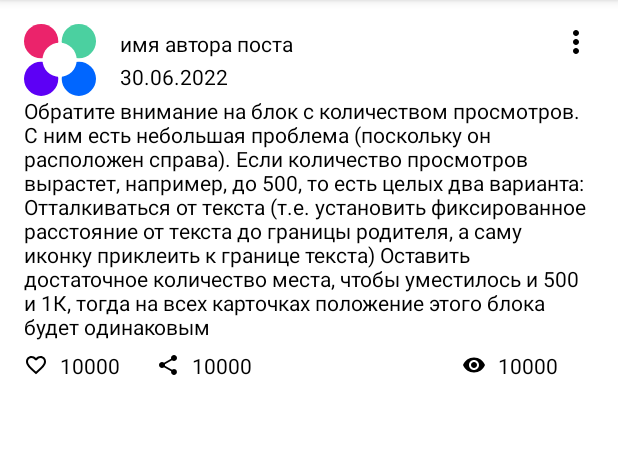
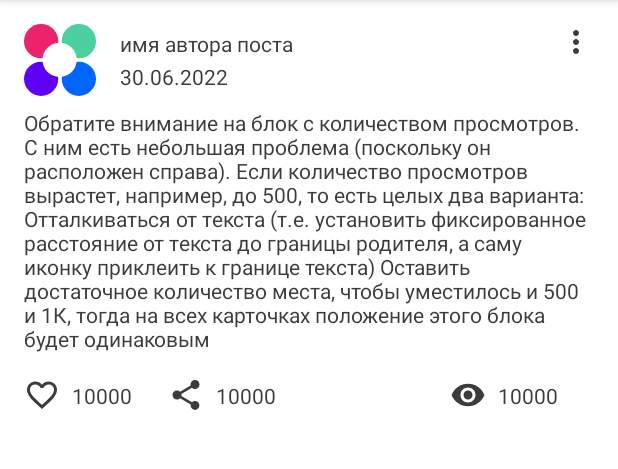
Before and after one commit to Alvari1/and2homeworks, an Android app: the screen it shows after launch (MainActivity), on a phone screen of 412 x 824 dp, the part 84-553 px from its top. Run offline under Robolectric (Android 15) with nearby library versions, the light colour scheme and no system bars.

Commit message:
common color adjustment

```diff
--- a/app/src/main/res/drawable/ic_favorite_border_24dp.xml
+++ b/app/src/main/res/drawable/ic_favorite_border_24dp.xml
@@ -1,4 +1,4 @@
-<vector android:height="24dp" android:tint="#000000"
+<vector android:height="24dp" android:tint="@color/common_color"
     android:viewportHeight="24" android:viewportWidth="24"
     android:width="24dp" xmlns:android="http://schemas.android.com/apk/res/android">
     <path android:fillColor="@android:color/white" android:pathData="M16.5,3c-1.74,0 -3.41,0.81 -4.5,2.09C10.91,3.81 9.24,3 7.5,3 4.42,3 2,5.42 2,8.5c0,3.78 3.4,6.86 8.55,11.54L12,21.35l1.45,-1.32C18.6,15.36 22,12.28 22,8.5 22,5.42 19.58,3 16.5,3zM12.1,18.55l-0.1,0.1 -0.1,-0.1C7.14,14.24 4,11.39 4,8.5 4,6.5 5.5,5 7.5,5c1.54,0 3.04,0.99 3.57,2.36h1.87C13.46,5.99 14.96,5 16.5,5c2,0 3.5,1.5 3.5,3.5 0,2.89 -3.14,5.74 -7.9,10.05z"/>
--- a/app/src/main/res/drawable/ic_options_24dp.xml
+++ b/app/src/main/res/drawable/ic_options_24dp.xml
@@ -1,4 +1,4 @@
-<vector android:height="24dp" android:tint="#000000"
+<vector android:height="24dp" android:tint="@color/common_color"
     android:viewportHeight="24" android:viewportWidth="24"
     android:width="24dp" xmlns:android="http://schemas.android.com/apk/res/android">
     <path android:fillColor="@android:color/white" android:pathData="M12,8c1.1,0 2,-0.9 2,-2s-0.9,-2 -2,-2 -2,0.9 -2,2 0.9,2 2,2zM12,10c-1.1,0 -2,0.9 -2,2s0.9,2 2,2 2,-0.9 2,-2 -0.9,-2 -2,-2zM12,16c-1.1,0 -2,0.9 -2,2s0.9,2 2,2 2,-0.9 2,-2 -0.9,-2 -2,-2z"/>
--- a/app/src/main/res/drawable/ic_share_24dp.xml
+++ b/app/src/main/res/drawable/ic_share_24dp.xml
@@ -1,4 +1,4 @@
-<vector android:height="24dp" android:tint="#000000"
+<vector android:height="24dp" android:tint="@color/common_color"
     android:viewportHeight="24" android:viewportWidth="24"
     android:width="24dp" xmlns:android="http://schemas.android.com/apk/res/android">
     <path android:fillColor="@android:color/white" android:pathData="M18,16.08c-0.76,0 -1.44,0.3 -1.96,0.77L8.91,12.7c0.05,-0.23 0.09,-0.46 0.09,-0.7s-0.04,-0.47 -0.09,-0.7l7.05,-4.11c0.54,0.5 1.25,0.81 2.04,0.81 1.66,0 3,-1.34 3,-3s-1.34,-3 -3,-3 -3,1.34 -3,3c0,0.24 0.04,0.47 0.09,0.7L8.04,9.81C7.5,9.31 6.79,9 6,9c-1.66,0 -3,1.34 -3,3s1.34,3 3,3c0.79,0 1.5,-0.31 2.04,-0.81l7.12,4.16c-0.05,0.21 -0.08,0.43 -0.08,0.65 0,1.61 1.31,2.92 2.92,2.92 1.61,0 2.92,-1.31 2.92,-2.92s-1.31,-2.92 -2.92,-2.92z"/>
--- a/app/src/main/res/drawable/ic_visibility_24dp.xml
+++ b/app/src/main/res/drawable/ic_visibility_24dp.xml
@@ -1,4 +1,4 @@
-<vector android:height="24dp" android:tint="#000000"
+<vector android:height="24dp" android:tint="@color/common_color"
     android:viewportHeight="24" android:viewportWidth="24"
     android:width="24dp" xmlns:android="http://schemas.android.com/apk/res/android">
     <path android:fillColor="@android:color/white" android:pathData="M12,4.5C7,4.5 2.73,7.61 1,12c1.73,4.39 6,7.5 11,7.5s9.27,-3.11 11,-7.5c-1.73,-4.39 -6,-7.5 -11,-7.5zM12,17c-2.76,0 -5,-2.24 -5,-5s2.24,-5 5,-5 5,2.24 5,5 -2.24,5 -5,5zM12,9c-1.66,0 -3,1.34 -3,3s1.34,3 3,3 3,-1.34 3,-3 -1.34,-3 -3,-3z"/>
--- a/app/src/main/res/layout/post_list_item.xml
+++ b/app/src/main/res/layout/post_list_item.xml
@@ -27,7 +27,7 @@
         app:layout_constraintEnd_toStartOf="@id/options"
         app:layout_constraintStart_toEndOf="@+id/avatar"
         app:layout_constraintTop_toTopOf="@+id/avatar"
-        android:textColor="@android:color/black"
+        android:textColor="@color/common_color"
         android:text="имя автора поста" />
 
     <androidx.appcompat.widget.AppCompatTextView
@@ -40,7 +40,7 @@
         app:layout_constraintEnd_toEndOf="@id/authorName"
         app:layout_constraintStart_toStartOf="@id/authorName"
         app:layout_constraintTop_toBottomOf="@id/authorName"
-        android:textColor="@android:color/black"
+        android:textColor="@color/common_color"
         android:text="30.06.2022" />
 
     <androidx.appcompat.widget.AppCompatImageButton
@@ -66,7 +66,8 @@
         android:layout_width="match_parent"
         android:layout_height="wrap_content"
         app:layout_constraintTop_toBottomOf="@id/headerBarrier"
-        android:textColor="@android:color/black"
+        android:layout_marginTop="@dimen/small_spacing"
+        android:textColor="@color/common_color"
         android:text="@string/sample_text"
         tools:text="@tools:sample/lorem/random" />
 
@@ -81,7 +82,7 @@
         android:id="@+id/likePic"
         android:layout_width="@dimen/bottom_icon_size"
         android:layout_height="@dimen/bottom_icon_size"
-        android:layout_marginTop="@dimen/small_spacing"
+        android:layout_marginTop="@dimen/common_spacing"
         android:contentDescription="@string/likes_description"
         app:layout_constraintStart_toStartOf="parent"
         app:layout_constraintTop_toBottomOf="@+id/bottomBarrier"
@@ -96,7 +97,7 @@
         app:layout_constraintBottom_toBottomOf="@id/likePic"
         app:layout_constraintTop_toTopOf="@id/likePic"
         app:layout_constraintStart_toEndOf="@id/likePic"
-        android:textColor="@android:color/black"
+        android:textColor="@color/common_color"
         android:text="10000" />
 
     <ImageView
@@ -120,7 +121,7 @@
         app:layout_constraintEnd_toStartOf="@+id/viewsPic"
         app:layout_constraintHorizontal_bias="0.0"
         app:layout_constraintStart_toEndOf="@id/sharesPic"
-        android:textColor="@android:color/black"
+        android:textColor="@color/common_color"
         android:text="10000" />
 
     <ImageView
@@ -142,6 +143,6 @@
         app:layout_constraintBottom_toBottomOf="@id/sharesPic"
         app:layout_constraintEnd_toEndOf="parent"
         app:layout_constraintTop_toTopOf="@id/sharesPic"
-        android:textColor="@android:color/black"
+        android:textColor="@color/common_color"
         android:text="10000" />
 </androidx.constraintlayout.widget.ConstraintLayout>
--- a/app/src/main/res/values/colors.xml
+++ b/app/src/main/res/values/colors.xml
@@ -7,7 +7,7 @@
     <color name="teal_700">#FF018786</color>
     <color name="black">#FF000000</color>
     <color name="white">#FFFFFFFF</color>
-    <color name="common_gray">#FF2E3133</color>
+    <color name="common_color">#FF3c3c3c</color>
     <color name="red">#FFFF0000</color>
 
 </resources>
--- a/app/src/main/res/values/dimens.xml
+++ b/app/src/main/res/values/dimens.xml
@@ -2,7 +2,7 @@
 <resources>
     <dimen name="common_spacing">16dp</dimen>
     <dimen name="post_avatar_size">48dp</dimen>
-    <dimen name="bottom_icon_size">16dp</dimen>
+    <dimen name="bottom_icon_size">24dp</dimen>
     <dimen name="small_spacing">8dp</dimen>
     <dimen name="count_size">64dp</dimen>
     <dimen name="endLine_size">2dp</dimen>
```
